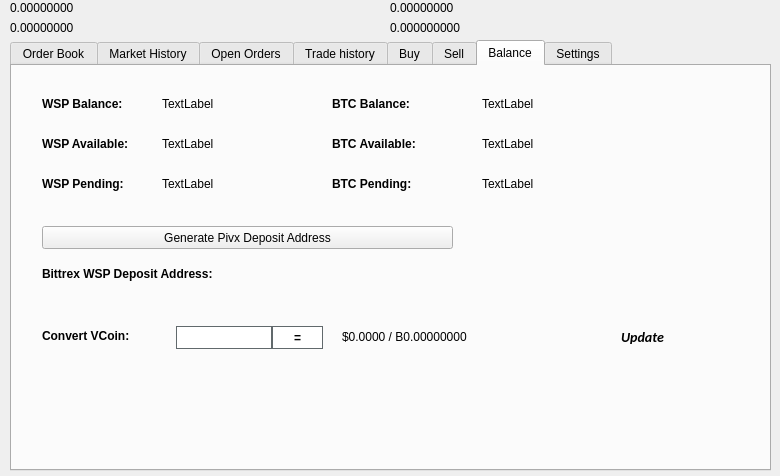
Qt form src/qt/forms/tradingdialog.ui (WisprProject/core) before a commit.
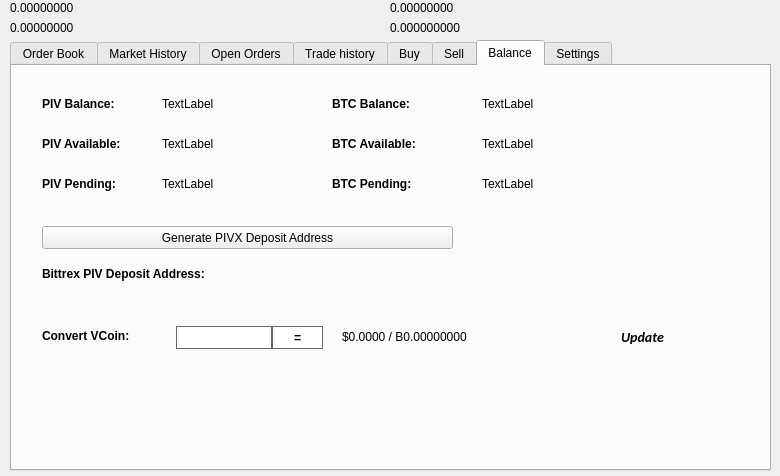
The same form after that commit. The open tabs and pages were chosen to show the change. Icons and pictures are not drawn.

Commit message: pivx -> wispr

Diff of the .ui file:
```diff
--- a/src/qt/forms/tradingdialog.ui
+++ b/src/qt/forms/tradingdialog.ui
@@ -2762,7 +2762,7 @@
       </font>
      </property>
      <property name="text">
-      <string>WSP Balance:</string>
+      <string>PIV Balance:</string>
      </property>
     </widget>
     <widget class="QLabel" name="label_12">
@@ -2813,7 +2813,7 @@
       </font>
      </property>
      <property name="text">
-      <string>WSP Available:</string>
+      <string>PIV Available:</string>
      </property>
     </widget>
     <widget class="QLabel" name="label_14">
@@ -2832,7 +2832,7 @@
       </font>
      </property>
      <property name="text">
-      <string>WSP Pending:</string>
+      <string>PIV Pending:</string>
      </property>
     </widget>
     <widget class="QLabel" name="PIVPendingLabel">
@@ -2928,7 +2928,7 @@
       </font>
      </property>
      <property name="text">
-      <string>Bittrex WSP Deposit Address:</string>
+      <string>Bittrex PIV Deposit Address:</string>
      </property>
     </widget>
     <widget class="QPushButton" name="GenDepositBTN">
@@ -2941,7 +2941,7 @@
       </rect>
      </property>
      <property name="text">
-      <string>Generate Pivx Deposit Address</string>
+      <string>Generate PIVX Deposit Address</string>
      </property>
      <property name="icon">
       <iconset resource="../wispr.qrc">
```
Left out of the diff: 12 changed lines with no effect on the pictures. The commit also changes 39 other files.
